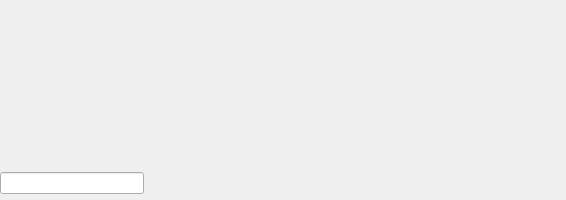
First picture: the form in chatpane.ui, repository obiwankennedy/cahootseditor, before the edit.
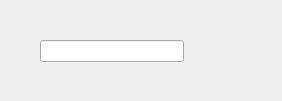
Second picture: the form after the edit.

Commit message: Fixed a bug that prevented copying in the chat browser.

```diff
--- a/chatpane.ui
+++ b/chatpane.ui
@@ -6,8 +6,8 @@
    <rect>
     <x>0</x>
     <y>0</y>
-    <width>566</width>
-    <height>200</height>
+    <width>282</width>
+    <height>101</height>
    </rect>
   </property>
   <property name="sizePolicy">
@@ -28,8 +28,8 @@
   <widget class="QLineEdit" name="lineEdit">
    <property name="geometry">
     <rect>
-     <x>0</x>
-     <y>172</y>
+     <x>40</x>
+     <y>40</y>
      <width>144</width>
      <height>22</height>
     </rect>
```
The commit also changes 1 other file.
